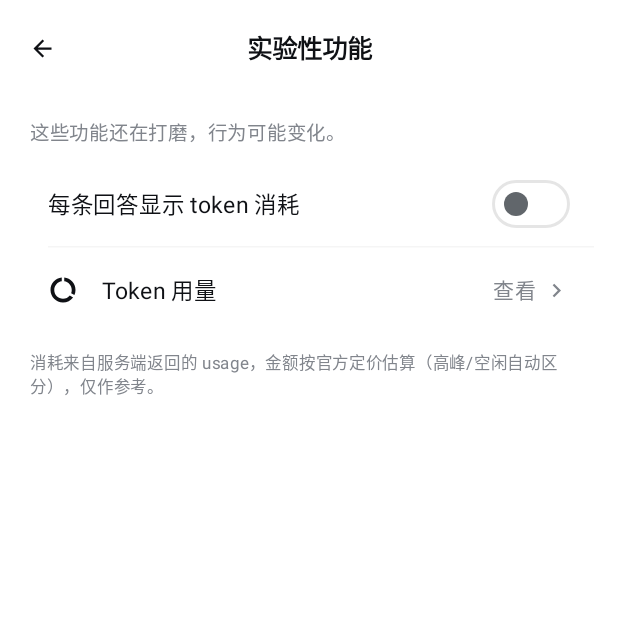
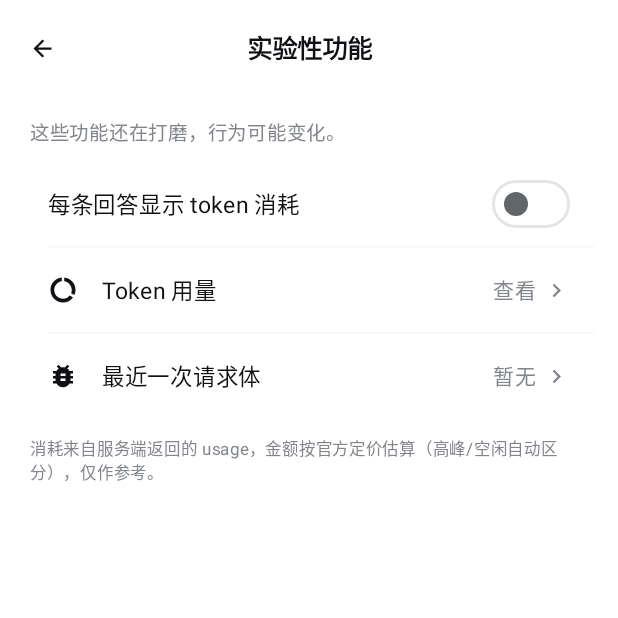
Before and after one commit to DBmc-666/chat-android-deepseek, an Android app built with Jetpack Compose: the composable ExperimentalScreen shown on its own in the app's theme, on a phone screen of 412 x 824 dp, the top half of it. Run offline under Robolectric (Android 15) with nearby library versions, the phone set to English and light mode, and no system bars; pictures from the network do not load.

Commit message:
fix: v0.10.1 修复工具块回传与若干体验问题
- 修复历史中的 read_link 记录回传时结构是自己拼的（正文占位为空），
  导致出现过浏览记录的对话在后续轮次异常；改为保存服务端原始块原样回传
- 修复重新生成作用在最后一条而非被点击的那条
- 引用角标改为贴正文末尾的行内小灰圈，对齐官方样式
- 流式渲染只重算最后一段，长回答不再卡顿
- 实验性功能新增「最近一次请求体」，便于排查工具不生效
- Token 用量按未命中/缓存命中/输出分别统计，并统计搜索与抓取次数

```diff
--- a/app/build.gradle.kts
+++ b/app/build.gradle.kts
@@ -20,8 +20,8 @@ android {
         applicationId = "com.yg.dschat"
         minSdk = 26
         targetSdk = 34
-        versionCode = 10
-        versionName = "0.10.0"
+        versionCode = 11
+        versionName = "0.10.1"
     }
 
     compileOptions {
--- a/app/src/main/java/com/yg/dschat/ExperimentalScreen.kt
+++ b/app/src/main/java/com/yg/dschat/ExperimentalScreen.kt
@@ -9,13 +9,17 @@ import androidx.compose.foundation.layout.Spacer
 import androidx.compose.foundation.layout.fillMaxSize
 import androidx.compose.foundation.layout.fillMaxWidth
 import androidx.compose.foundation.layout.height
+import androidx.compose.foundation.layout.heightIn
 import androidx.compose.foundation.layout.padding
 import androidx.compose.foundation.layout.size
 import androidx.compose.foundation.layout.width
+import androidx.compose.foundation.rememberScrollState
 import androidx.compose.foundation.shape.RoundedCornerShape
+import androidx.compose.foundation.verticalScroll
 import androidx.compose.material.icons.Icons
 import androidx.compose.material.icons.automirrored.filled.ArrowBack
 import androidx.compose.material.icons.automirrored.filled.KeyboardArrowRight
+import androidx.compose.material.icons.filled.BugReport
 import androidx.compose.material.icons.filled.DataUsage
 import androidx.compose.material3.CenterAlignedTopAppBar
 import androidx.compose.material3.ExperimentalMaterial3Api
@@ -44,8 +48,42 @@ import androidx.compose.ui.unit.sp
 fun ExperimentalScreen(vm: ChatViewModel, onBack: () -> Unit) {
     val colors = Ds.colors
     var sub by remember { mutableStateOf<String?>(null) }
+    var showLastRequest by remember { mutableStateOf(false) }
+    val clipboard = androidx.compose.ui.platform.LocalClipboardManager.current
+    val ctx = androidx.compose.ui.platform.LocalContext.current
 
     androidx.activity.compose.BackHandler { onBack() }
+
+    if (showLastRequest) {
+        androidx.compose.material3.AlertDialog(
+            onDismissRequest = { showLastRequest = false },
+            title = { Text("最近一次请求体") },
+            text = {
+                Column(
+                    Modifier
+                        .heightIn(max = 420.dp)
+                        .verticalScroll(rememberScrollState())
+                ) {
+                    Text(
+                        AnthropicClient.lastPayload.ifBlank { "还没有发送过请求" },
+                        fontSize = 10.sp,
+                        lineHeight = 14.sp,
+                        fontFamily = androidx.compose.ui.text.font.FontFamily.Monospace,
+                        color = colors.labelSecondary,
+                    )
+                }
+            },
+            confirmButton = {
+                androidx.compose.material3.TextButton(onClick = {
+                    clipboard.setText(androidx.compose.ui.text.AnnotatedString(AnthropicClient.lastPayload))
+                    android.widget.Toast.makeText(ctx, "已复制", android.widget.Toast.LENGTH_SHORT).show()
+                }) { Text("复制") }
+            },
+            dismissButton = {
+                androidx.compose.material3.TextButton(onClick = { showLastRequest = false }) { Text("关闭") }
+            },
+        )
+    }
 
     if (sub == "usage") {
         TokenUsageScreen(vm) { sub = null }
@@ -146,6 +184,41 @@ fun ExperimentalScreen(vm: ChatViewModel, onBack: () -> Unit) {
                         modifier = Modifier.size(18.dp),
                     )
                 }
+                HorizontalDivider(color = colors.borderL1, modifier = Modifier.padding(start = 16.dp))
+                Row(
+                    Modifier
+                        .fillMaxWidth()
+                        .height(56.dp)
+                        .clickable { showLastRequest = true }
+                        .padding(horizontal = 16.dp),
+                    verticalAlignment = Alignment.CenterVertically,
+                ) {
+                    Icon(
+                        Icons.Default.BugReport,
+                        null,
+                        tint = colors.labelPrimary,
+                        modifier = Modifier.size(20.dp),
+                    )
+                    Spacer(Modifier.width(16.dp))
+                    Text(
+                        "最近一次请求体",
+                        modifier = Modifier.weight(1f),
+                        fontSize = 15.sp,
+                        color = colors.labelPrimary,
+                    )
+                    Text(
+                        if (AnthropicClient.lastPayload.isBlank()) "暂无" else "${AnthropicClient.lastPayload.length} 字符",
+                        fontSize = 14.sp,
+                        color = colors.labelTertiary,
+                    )
+                    Spacer(Modifier.width(4.dp))
+                    Icon(
+                        Icons.AutoMirrored.Filled.KeyboardArrowRight,
+                        null,
+                        tint = colors.labelTertiary,
+                        modifier = Modifier.size(18.dp),
+                    )
+                }
             }
 
             Text(
```
Also changed, not shown: app/src/main/java/com/yg/dschat/AnthropicClient.kt (+43 -11 lines), app/src/main/java/com/yg/dschat/MainActivity.kt (+30 -20 lines), app/src/main/java/com/yg/dschat/MarkdownView.kt (+44 -2 lines), app/src/main/java/com/yg/dschat/Models.kt (+8 -0 lines), 2 other files.
